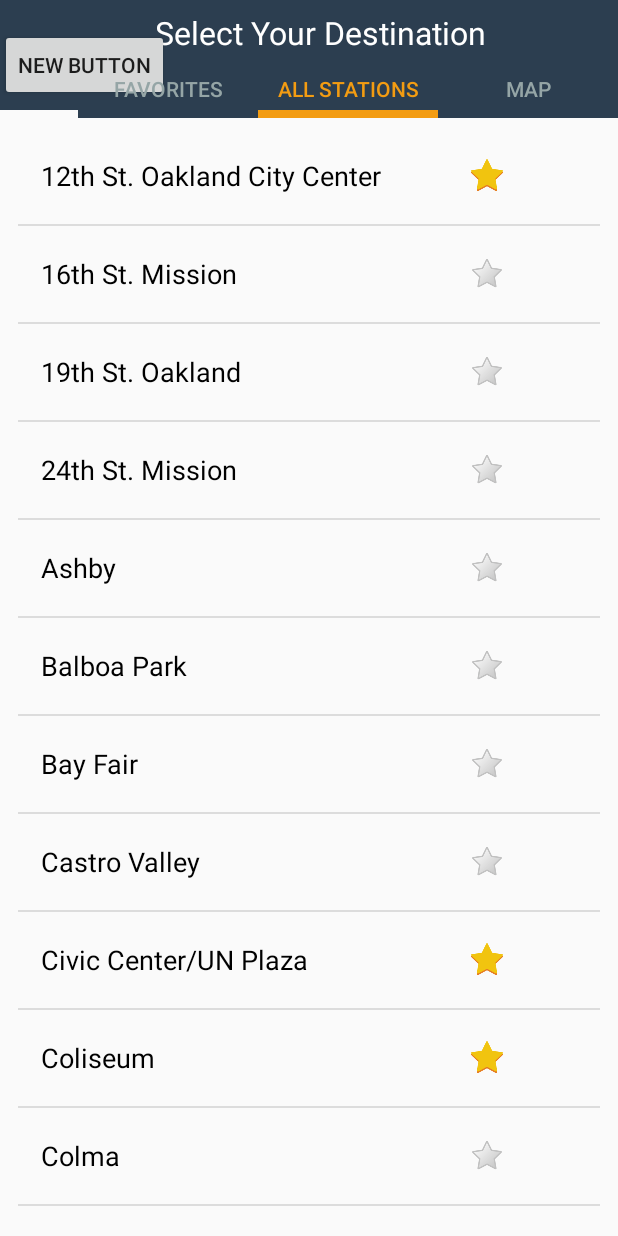
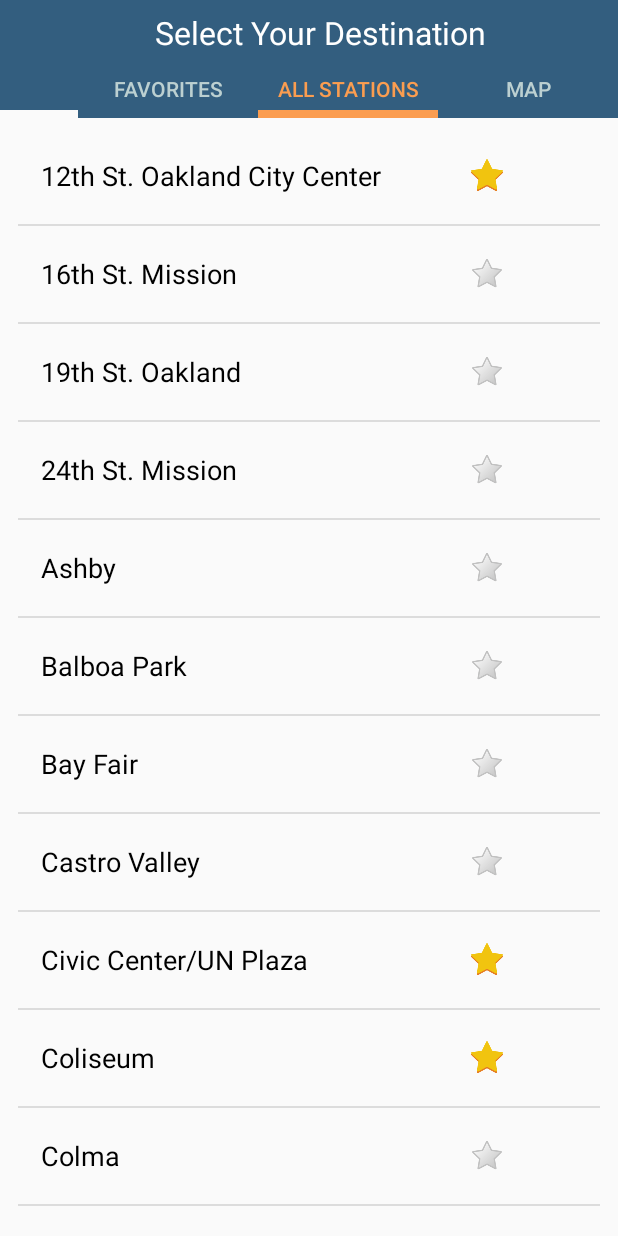
Before and after one commit to nickfong/CS160-BART.go, an Android app: the screen it shows after launch (MainActivity), after a tap on "ALL STATIONS", on a phone screen of 412 x 824 dp. Run offline under Robolectric (Android 15) with nearby library versions, the phone set to English and light mode, and no system bars; 1 statement that could not run was skipped; 2 other taps on this screen came first.

Commit message:
Adjusted color scheme!  Still requires testing.

```diff
--- a/Android/mobile/src/main/AndroidManifest.xml
+++ b/Android/mobile/src/main/AndroidManifest.xml
@@ -21,7 +21,7 @@
 
         <meta-data
             android:name="com.google.android.geo.API_KEY"
-            android:value="res/values/privateconstants/google_api_android_key" />
+            android:value="@string/google_api_android_key" />
         <meta-data
             android:name="com.google.android.gms.version"
             android:value="@integer/google_play_services_version" />
--- a/Android/mobile/src/main/java/edu/berkeley/eecs/bartgo/MainActivity.java
+++ b/Android/mobile/src/main/java/edu/berkeley/eecs/bartgo/MainActivity.java
@@ -47,6 +47,11 @@ public class MainActivity extends Activity implements OnMapReadyCallback {
     ////////////////////////////////////////////////////////////////////////////////
     // GLOBAL VARS
     ////////////////////////////////////////////////////////////////////////////////
+    //  Context c = getBaseContext();
+    static final String orange = "#FB9D50";
+    static final String blue = "#335E7F";
+    static final String grey = "#BCD0D1";
+
     BartService mBService;
     boolean mBound = false;
 
@@ -90,10 +95,10 @@ public class MainActivity extends Activity implements OnMapReadyCallback {
         final TextView underlineAll = (TextView) findViewById(R.id.underlineAll);
         final TextView underlineMap = (TextView) findViewById(R.id.underlineMap);
 
-        underlineAll.setBackgroundColor(Color.parseColor("#2C3E50"));
-        underlineMap.setBackgroundColor(Color.parseColor("#2C3E50"));
-        allStationsButton.setTextColor(Color.parseColor("#95A5A6"));
-        mapButton.setTextColor(Color.parseColor("#95A5A6"));
+        underlineAll.setBackgroundColor(Color.parseColor(blue));
+        underlineMap.setBackgroundColor(Color.parseColor(blue));
+        allStationsButton.setTextColor(Color.parseColor(grey));
+        mapButton.setTextColor(Color.parseColor(grey));
 
         // UI data structures
         createAllStationsHash();
@@ -146,12 +151,12 @@ public class MainActivity extends Activity implements OnMapReadyCallback {
                 currList = "All";
                 listView.setAdapter(setAllStations());
                 mapFrame.setVisibility(View.INVISIBLE);
-                underlineAll.setBackgroundColor(Color.parseColor("#F39C12"));
-                underlineMap.setBackgroundColor(Color.parseColor("#2C3E50"));
-                underlineFavorites.setBackgroundColor(Color.parseColor("#2C3E50"));
-                allStationsButton.setTextColor(Color.parseColor("#F39C12"));
-                favoritesButton.setTextColor(Color.parseColor("#95A5A6"));
-                mapButton.setTextColor(Color.parseColor("#95A5A6"));
+                underlineAll.setBackgroundColor(Color.parseColor(orange)); // orange
+                underlineMap.setBackgroundColor(Color.parseColor(blue));  // blue
+                underlineFavorites.setBackgroundColor(Color.parseColor(blue)); // blue
+                allStationsButton.setTextColor(Color.parseColor(orange));  // orange
+                favoritesButton.setTextColor(Color.parseColor(grey));
+                mapButton.setTextColor(Color.parseColor(grey));
             }
         });
 
@@ -161,12 +166,12 @@ public class MainActivity extends Activity implements OnMapReadyCallback {
                 currList = "Favorites";
                 listView.setAdapter(setFavoriteStations());
                 mapFrame.setVisibility(View.INVISIBLE);
-                underlineFavorites.setBackgroundColor(Color.parseColor("#F39C12"));
-                underlineAll.setBackgroundColor(Color.parseColor("#2C3E50"));
-                underlineMap.setBackgroundColor(Color.parseColor("#2C3E50"));
-                favoritesButton.setTextColor(Color.parseColor("#F39C12"));
-                allStationsButton.setTextColor(Color.parseColor("#95A5A6"));
-                mapButton.setTextColor(Color.parseColor("#95A5A6"));
+                underlineFavorites.setBackgroundColor(Color.parseColor(orange));
+                        underlineAll.setBackgroundColor(Color.parseColor(blue));
+                underlineMap.setBackgroundColor(Color.parseColor(blue));
+                favoritesButton.setTextColor(Color.parseColor(orange));
+                allStationsButton.setTextColor(Color.parseColor(grey));
+                mapButton.setTextColor(Color.parseColor(grey));
             }
         });
 
@@ -175,12 +180,12 @@ public class MainActivity extends Activity implements OnMapReadyCallback {
             public void onClick(View v) {
                 listView.setAdapter(clearStations());
                 mapFrame.setVisibility(View.VISIBLE);
-                underlineMap.setBackgroundColor(Color.parseColor("#F39C12"));
-                underlineAll.setBackgroundColor(Color.parseColor("#2C3E50"));
-                underlineFavorites.setBackgroundColor(Color.parseColor("#2C3E50"));
-                mapButton.setTextColor(Color.parseColor("#F39C12"));
-                favoritesButton.setTextColor(Color.parseColor("#95A5A6"));
-                allStationsButton.setTextColor(Color.parseColor("#95A5A6"));
+                underlineMap.setBackgroundColor(Color.parseColor(orange));
+                underlineAll.setBackgroundColor(Color.parseColor(blue));
+                underlineFavorites.setBackgroundColor(Color.parseColor(blue));
+                mapButton.setTextColor(Color.parseColor(orange));
+                favoritesButton.setTextColor(Color.parseColor(grey));
+                allStationsButton.setTextColor(Color.parseColor(grey));
             }
         });
 
--- a/Android/mobile/src/main/res/layout/activity_main.xml
+++ b/Android/mobile/src/main/res/layout/activity_main.xml
@@ -4,6 +4,7 @@
     android:layout_height="match_parent"
     android:paddingBottom="@dimen/activity_vertical_margin"
     tools:context=".MainActivity">
+
 
     <Button
         style="?android:attr/buttonStyleSmall"
@@ -14,22 +15,13 @@
         android:width="120dp"
         android:layout_marginTop="44dp"
         android:background="@android:color/transparent"
-        android:textColor="#F39C12"
+        android:textColor="@color/blue_curr"
         android:gravity="bottom|center_horizontal"
         android:paddingBottom="5dp"
         android:layout_height="30dp"/>
     <TextView android:text="@string/hello_world" android:layout_width="wrap_content"
         android:layout_height="wrap_content"
         android:id="@+id/textView" />
-
-    <Button
-        android:layout_width="wrap_content"
-        android:layout_height="wrap_content"
-        android:text="New Button"
-        android:id="@+id/button"
-        android:layout_below="@+id/textView"
-        android:layout_alignParentStart="true"
-        android:onClick="initialize"/>
 
     <Button
         style="?android:attr/buttonStyleSmall"
@@ -40,7 +32,7 @@
         android:layout_toStartOf="@+id/mapButton"
         android:width="120dp"
         android:background="@android:color/transparent"
-        android:textColor="#F39C12"
+        android:textColor="@color/blue_curr"
         android:gravity="bottom|center_horizontal"
         android:paddingBottom="5dp"
         android:layout_height="30dp"/>
@@ -54,7 +46,7 @@
         android:layout_toStartOf="@+id/allStations"
         android:width="120dp"
         android:background="@android:color/transparent"
-        android:textColor="#F39C12"
+        android:textColor="@color/orange_curr"
         android:gravity="bottom|center_horizontal"
         android:paddingBottom="5dp"
         android:layout_height="30dp"/>
@@ -63,7 +55,7 @@
         android:layout_width="fill_parent"
         android:layout_height="73dp"
         android:id="@+id/upperBG"
-        android:background="#2C3E50"
+        android:background="@color/blue_curr"
         android:layout_alignParentTop="true" />
 
     <TextView
@@ -72,7 +64,7 @@
         android:layout_marginTop="73dp"
         android:width="120dp"
         android:id="@+id/underlineFavorites"
-        android:background="#F39C12"
+        android:background="@color/orange_curr"
         android:layout_alignBottom="@+id/underlineAll"
         android:layout_toStartOf="@+id/underlineAll"
         android:layout_alignParentTop="true" />
@@ -83,7 +75,7 @@
         android:layout_marginTop="73dp"
         android:width="120dp"
         android:id="@+id/underlineAll"
-        android:background="#F39C12"
+        android:background="@color/blue_curr"
         android:layout_alignBottom="@+id/underlineMap"
         android:layout_toStartOf="@+id/underlineMap"
         android:layout_alignParentTop="true" />
@@ -94,7 +86,7 @@
         android:layout_marginTop="73dp"
         android:width="120dp"
         android:id="@+id/underlineMap"
-        android:background="#F39C12"
+        android:background="@color/blue_curr"
         android:layout_alignParentEnd="true"
         android:layout_alignParentTop="true" />
 
--- a/Android/mobile/src/main/res/layout/activity_nav.xml
+++ b/Android/mobile/src/main/res/layout/activity_nav.xml
@@ -5,7 +5,7 @@
     android:layout_height="match_parent"
     android:paddingBottom="@dimen/activity_vertical_margin"
     tools:context="edu.berkeley.eecs.bartgo.NavActivity"
-    android:background="#2C3E50">
+    android:background="@color/blue_curr">
 
     <LinearLayout
         android:layout_width="match_parent"
--- a/Android/mobile/src/main/res/values/strings.xml
+++ b/Android/mobile/src/main/res/values/strings.xml
@@ -16,4 +16,26 @@
     <string name="title_activity_nav">NavActivity</string>
     <string name="title_activity_post_selection">postSelection</string>
     <string name="title_activity_no_nav">NoNavActivity</string>
+
+
+
+  <!--
+    Light theme -->
+    <color name="blue_curr">#335E7F</color>
+    <color name="orange_curr">#FB9D50</color>
+    <color name="grey_curr">#BCD0D1</color>
+  <!--
+  Dark theme
+    <color name="blue_curr">#335E7F</color>
+    <color name="orange_curr">#FB9D50</color>
+    <color name="grey_curr">#BCD0D1</color>
+
+    <color name="red_curr">#277F72</color>
+    <color name="yellow_curr">#C7A63F</color>
+    <color name="green_curr">#277F72</color>
+
+
+  -->
+
+
 </resources>
```
Also changed, not shown: Android/mobile/src/main/res/layout/activity_post_selection.xml (+4 -4 lines), Android/wear/src/main/res/values/strings.xml (+6 -3 lines).
